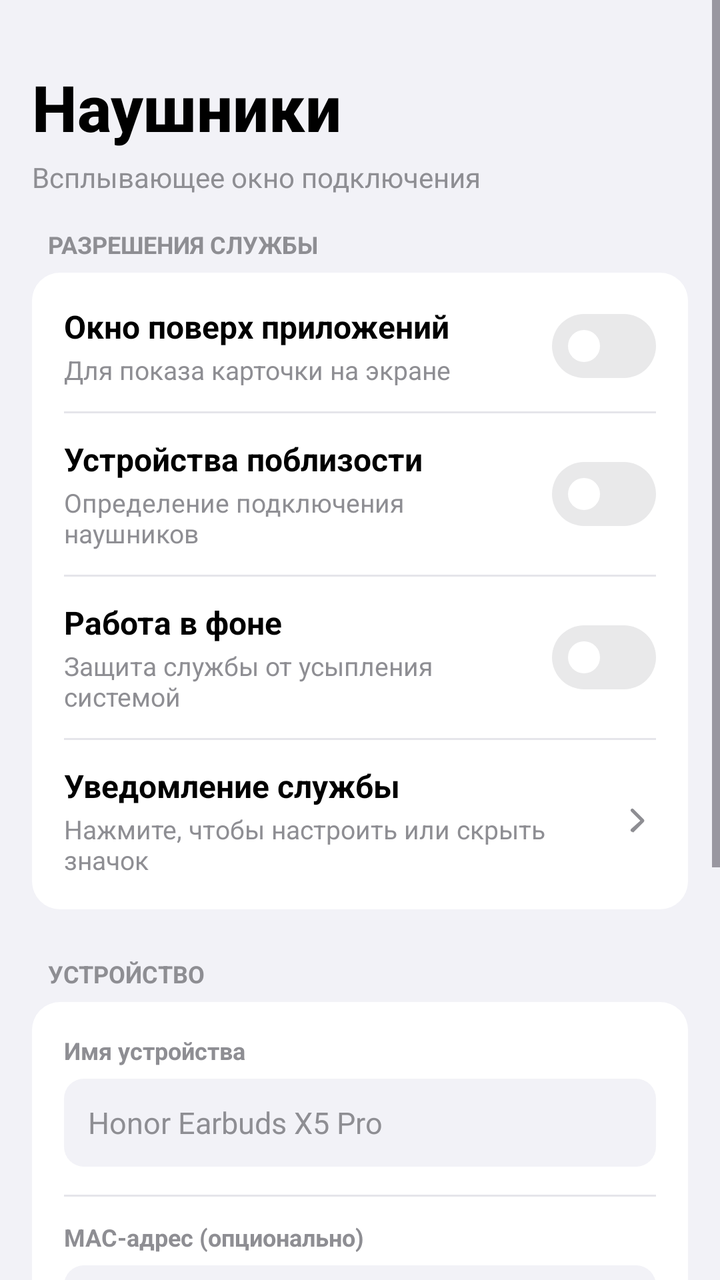
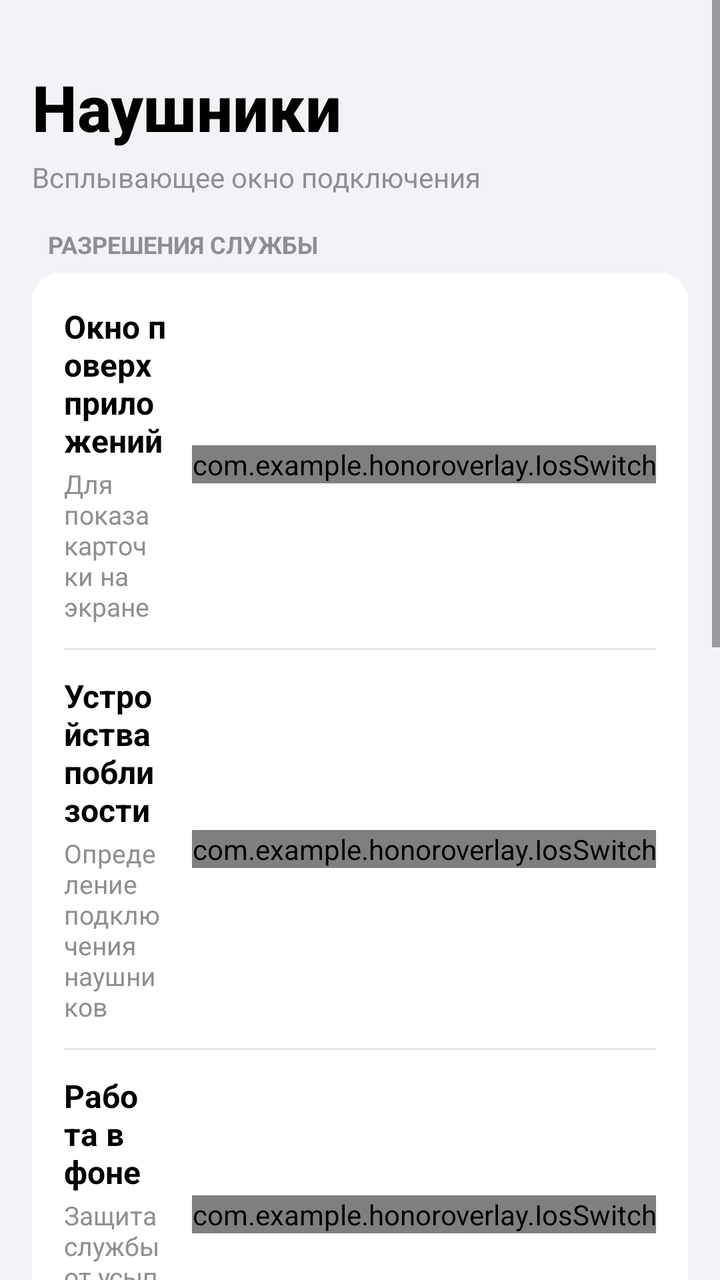

Compare the two renders of this Android layout. The source of the first and the diff that turns it into the second are given below.
<!-- AndroidManifest.xml: application theme Theme.HonorOverlay -->
<!-- res/layout/activity_main.xml -->
<?xml version="1.0" encoding="utf-8"?>
<ScrollView xmlns:android="http://schemas.android.com/apk/res/android"
    xmlns:app="http://schemas.android.com/apk/res-auto"
    android:layout_width="match_parent"
    android:layout_height="match_parent"
    android:background="@color/ios_bg"
    android:fillViewport="true">

    <LinearLayout
        android:layout_width="match_parent"
        android:layout_height="wrap_content"
        android:orientation="vertical"
        android:padding="16dp">

        <LinearLayout
            android:layout_width="match_parent"
            android:layout_height="wrap_content"
            android:layout_marginTop="16dp"
            android:layout_marginBottom="16dp"
            android:orientation="vertical">

            <TextView
                android:layout_width="wrap_content"
                android:layout_height="wrap_content"
                android:text="@string/app_name"
                android:textColor="@color/ios_text_primary"
                android:textSize="32sp"
                android:textStyle="bold"
                android:fontFamily="sans-serif-medium" />

            <TextView
                android:layout_width="wrap_content"
                android:layout_height="wrap_content"
                android:layout_marginTop="4dp"
                android:text="@string/app_subtitle"
                android:textColor="@color/ios_text_secondary"
                android:textSize="14sp" />
        </LinearLayout>

        <TextView
            android:layout_width="wrap_content"
            android:layout_height="wrap_content"
            android:layout_marginStart="8dp"
            android:layout_marginBottom="6dp"
            android:text="@string/section_permissions"
            android:textColor="@color/ios_text_secondary"
            android:textSize="12sp"
            android:textStyle="bold" />

        <LinearLayout
            android:layout_width="match_parent"
            android:layout_height="wrap_content"
            android:background="@drawable/bg_ios_card"
            android:orientation="vertical"
            android:padding="16dp">

            <LinearLayout
                android:id="@+id/rowOverlay"
                android:layout_width="match_parent"
                android:layout_height="wrap_content"
                android:gravity="center_vertical"
                android:orientation="horizontal">

                <LinearLayout
                    android:layout_width="0dp"
                    android:layout_height="wrap_content"
                    android:layout_weight="1"
                    android:layout_marginEnd="12dp"
                    android:orientation="vertical">

                    <TextView
                        android:layout_width="wrap_content"
                        android:layout_height="wrap_content"
                        android:text="@string/perm_overlay_title"
                        android:textColor="@color/ios_text_primary"
                        android:textSize="16sp"
                        android:textStyle="bold" />

                    <TextView
                        android:layout_width="wrap_content"
                        android:layout_height="wrap_content"
                        android:layout_marginTop="2dp"
                        android:text="@string/perm_overlay_desc"
                        android:textColor="@color/ios_text_secondary"
                        android:textSize="13sp" />
                </LinearLayout>

                <com.google.android.material.materialswitch.MaterialSwitch
                    android:id="@+id/switchOverlay"
                    style="@style/Widget.App.IosSwitch"
                    android:layout_width="wrap_content"
                    android:layout_height="wrap_content" />
            </LinearLayout>

            <View
                android:layout_width="match_parent"
                android:layout_height="1dp"
                android:layout_marginTop="12dp"
                android:layout_marginBottom="12dp"
                android:background="@color/ios_divider" />

            <LinearLayout
                android:id="@+id/rowBluetooth"
                android:layout_width="match_parent"
                android:layout_height="wrap_content"
                android:gravity="center_vertical"
                android:orientation="horizontal">

                <LinearLayout
                    android:layout_width="0dp"
                    android:layout_height="wrap_content"
                    android:layout_weight="1"
                    android:layout_marginEnd="12dp"
                    android:orientation="vertical">

                    <TextView
                        android:layout_width="wrap_content"
                        android:layout_height="wrap_content"
                        android:text="@string/perm_bluetooth_title"
                        android:textColor="@color/ios_text_primary"
                        android:textSize="16sp"
                        android:textStyle="bold" />

                    <TextView
                        android:layout_width="wrap_content"
                        android:layout_height="wrap_content"
                        android:layout_marginTop="2dp"
                        android:text="@string/perm_bluetooth_desc"
                        android:textColor="@color/ios_text_secondary"
                        android:textSize="13sp" />
                </LinearLayout>

                <com.google.android.material.materialswitch.MaterialSwitch
                    android:id="@+id/switchBluetooth"
                    style="@style/Widget.App.IosSwitch"
                    android:layout_width="wrap_content"
                    android:layout_height="wrap_content" />
            </LinearLayout>

            <View
                android:layout_width="match_parent"
                android:layout_height="1dp"
                android:layout_marginTop="12dp"
                android:layout_marginBottom="12dp"
                android:background="@color/ios_divider" />

            <LinearLayout
                android:id="@+id/rowBattery"
                android:layout_width="match_parent"
                android:layout_height="wrap_content"
                android:gravity="center_vertical"
                android:orientation="horizontal">

                <LinearLayout
                    android:layout_width="0dp"
                    android:layout_height="wrap_content"
                    android:layout_weight="1"
                    android:layout_marginEnd="12dp"
                    android:orientation="vertical">

                    <TextView
                        android:layout_width="wrap_content"
                        android:layout_height="wrap_content"
                        android:text="@string/perm_battery_title"
                        android:textColor="@color/ios_text_primary"
                        android:textSize="16sp"
                        android:textStyle="bold" />

                    <TextView
                        android:layout_width="wrap_content"
                        android:layout_height="wrap_content"
                        android:layout_marginTop="2dp"
                        android:text="@string/perm_battery_desc"
                        android:textColor="@color/ios_text_secondary"
                        android:textSize="13sp" />
                </LinearLayout>

                <com.google.android.material.materialswitch.MaterialSwitch
                    android:id="@+id/switchBattery"
                    style="@style/Widget.App.IosSwitch"
                    android:layout_width="wrap_content"
                    android:layout_height="wrap_content" />
            </LinearLayout>

            <View
                android:layout_width="match_parent"
                android:layout_height="1dp"
                android:layout_marginTop="12dp"
                android:layout_marginBottom="12dp"
                android:background="@color/ios_divider" />

            <LinearLayout
                android:id="@+id/rowNotifications"
                android:layout_width="match_parent"
                android:layout_height="wrap_content"
                android:gravity="center_vertical"
                android:background="?attr/selectableItemBackground"
                android:orientation="horizontal">

                <LinearLayout
                    android:layout_width="0dp"
                    android:layout_height="wrap_content"
                    android:layout_weight="1"
                    android:layout_marginEnd="12dp"
                    android:orientation="vertical">

                    <TextView
                        android:layout_width="wrap_content"
                        android:layout_height="wrap_content"
                        android:text="@string/perm_notifications_title"
                        android:textColor="@color/ios_text_primary"
                        android:textSize="16sp"
                        android:textStyle="bold" />

                    <TextView
                        android:layout_width="wrap_content"
                        android:layout_height="wrap_content"
                        android:layout_marginTop="2dp"
                        android:text="@string/perm_notifications_desc"
                        android:textColor="@color/ios_text_secondary"
                        android:textSize="13sp" />
                </LinearLayout>

                <ImageView
                    android:layout_width="20dp"
                    android:layout_height="20dp"
                    android:src="@drawable/ic_chevron_right"
                    app:tint="@color/ios_text_secondary" />
            </LinearLayout>

        </LinearLayout>

        <TextView
            android:layout_width="wrap_content"
            android:layout_height="wrap_content"
            android:layout_marginStart="8dp"
            android:layout_marginTop="24dp"
            android:layout_marginBottom="6dp"
            android:text="@string/section_device"
            android:textColor="@color/ios_text_secondary"
            android:textSize="12sp"
            android:textStyle="bold" />

        <LinearLayout
            android:layout_width="match_parent"
            android:layout_height="wrap_content"
            android:background="@drawable/bg_ios_card"
            android:orientation="vertical"
            android:padding="16dp">

            <TextView
                android:layout_width="wrap_content"
                android:layout_height="wrap_content"
                android:text="@string/device_name_label"
                android:textColor="@color/ios_text_secondary"
                android:textSize="12sp"
                android:textStyle="bold" />

            <EditText
                android:id="@+id/etDeviceName"
                android:layout_width="match_parent"
                android:layout_height="44dp"
                android:layout_marginTop="6dp"
                android:background="@drawable/bg_ios_input"
                android:hint="@string/device_name_hint"
                android:imeOptions="actionDone"
                android:inputType="textCapWords"
                android:paddingStart="12dp"
                android:paddingEnd="12dp"
                android:singleLine="true"
                android:textColor="@color/ios_text_primary"
                android:textColorHint="@color/ios_text_secondary"
                android:textSize="15sp" />

            <View
                android:layout_width="match_parent"
                android:layout_height="1dp"
                android:layout_marginTop="14dp"
                android:layout_marginBottom="12dp"
                android:background="@color/ios_divider" />

            <TextView
                android:layout_width="wrap_content"
                android:layout_height="wrap_content"
                android:text="@string/device_mac_label"
                android:textColor="@color/ios_text_secondary"
                android:textSize="12sp"
                android:textStyle="bold" />

            <EditText
                android:id="@+id/etMacAddress"
                android:layout_width="match_parent"
                android:layout_height="44dp"
                android:layout_marginTop="6dp"
                android:background="@drawable/bg_ios_input"
                android:hint="@string/device_mac_hint"
                android:imeOptions="actionDone"
                android:inputType="textCapCharacters"
                android:paddingStart="12dp"
                android:paddingEnd="12dp"
                android:singleLine="true"
                android:textColor="@color/ios_text_primary"
                android:textColorHint="@color/ios_text_secondary"
                android:textSize="15sp" />

        </LinearLayout>

        <TextView
            android:layout_width="wrap_content"
            android:layout_height="wrap_content"
            android:layout_marginStart="8dp"
            android:layout_marginTop="24dp"
            android:layout_marginBottom="6dp"
            android:text="@string/section_animation"
            android:textColor="@color/ios_text_secondary"
            android:textSize="12sp"
            android:textStyle="bold" />

        <LinearLayout
            android:layout_width="match_parent"
            android:layout_height="wrap_content"
            android:background="@drawable/bg_ios_card"
            android:orientation="vertical"
            android:padding="16dp">

            <LinearLayout
                android:layout_width="match_parent"
                android:layout_height="wrap_content"
                android:gravity="center_vertical"
                android:orientation="horizontal">

                <LinearLayout
                    android:layout_width="0dp"
                    android:layout_height="wrap_content"
                    android:layout_weight="1"
                    android:layout_marginEnd="12dp"
                    android:orientation="vertical">

                    <TextView
                        android:layout_width="wrap_content"
                        android:layout_height="wrap_content"
                        android:text="@string/animation_title"
                        android:textColor="@color/ios_text_primary"
                        android:textSize="16sp"
                        android:textStyle="bold" />

                    <TextView
                        android:id="@+id/tvAnimationFileName"
                        android:layout_width="wrap_content"
                        android:layout_height="wrap_content"
                        android:layout_marginTop="2dp"
                        android:ellipsize="middle"
                        android:singleLine="true"
                        android:text="@string/animation_default"
                        android:textColor="@color/ios_text_secondary"
                        android:textSize="13sp" />
                </LinearLayout>

                <Button
                    android:id="@+id/btnChooseAnimation"
                    style="@style/Widget.Material3.Button.TextButton"
                    android:layout_width="wrap_content"
                    android:layout_height="38dp"
                    android:background="@drawable/bg_ios_secondary_button"
                    android:paddingStart="14dp"
                    android:paddingEnd="14dp"
                    android:text="@string/btn_choose_animation"
                    android:textColor="@color/ios_blue"
                    android:textSize="14sp"
                    android:textStyle="bold" />
            </LinearLayout>

            <Button
                android:id="@+id/btnResetAnimation"
                style="@style/Widget.Material3.Button.TextButton"
                android:layout_width="wrap_content"
                android:layout_height="36dp"
                android:layout_marginTop="8dp"
                android:text="@string/btn_reset_animation"
                android:textColor="@color/ios_red"
                android:textSize="13sp"
                android:visibility="gone" />

        </LinearLayout>

        <Button
            android:id="@+id/btnTestOverlay"
            android:layout_width="match_parent"
            android:layout_height="52dp"
            android:layout_marginTop="28dp"
            android:layout_marginBottom="36dp"
            android:background="@drawable/bg_ios_button"
            android:text="@string/btn_test_overlay"
            android:textColor="#FFFFFF"
            android:textSize="16sp"
            android:textStyle="bold"
            app:backgroundTint="@null" />

    </LinearLayout>
</ScrollView>
<!-- resources referenced by this layout -->
<resources>
  <color name="ios_bg">#F2F2F7</color>
  <color name="ios_blue">#007AFF</color>
  <color name="ios_divider">#E5E5EA</color>
  <color name="ios_red">#FF3B30</color>
  <color name="ios_text_primary">#000000</color>
  <color name="ios_text_secondary">#8E8E93</color>
  <!-- drawable bg_ios_button (drawable) -->
  <?xml version="1.0" encoding="utf-8"?>
  <ripple xmlns:android="http://schemas.android.com/apk/res/android"
      android:color="#33007AFF">
      <item>
          <shape android:shape="rectangle">
              <solid android:color="@color/ios_blue" />
              <corners android:radius="14dp" />
          </shape>
      </item>
  </ripple>
  <!-- drawable bg_ios_card (drawable) -->
  <?xml version="1.0" encoding="utf-8"?>
  <shape xmlns:android="http://schemas.android.com/apk/res/android"
      android:shape="rectangle">
      <solid android:color="@color/ios_card_bg" />
      <corners android:radius="14dp" />
  </shape>
  <!-- drawable bg_ios_input (drawable) -->
  <?xml version="1.0" encoding="utf-8"?>
  <shape xmlns:android="http://schemas.android.com/apk/res/android"
      android:shape="rectangle">
      <solid android:color="@color/ios_input_bg" />
      <corners android:radius="10dp" />
  </shape>
  <!-- drawable bg_ios_secondary_button (drawable) -->
  <?xml version="1.0" encoding="utf-8"?>
  <ripple xmlns:android="http://schemas.android.com/apk/res/android"
      android:color="#228E8E93">
      <item>
          <shape android:shape="rectangle">
              <solid android:color="@color/ios_input_bg" />
              <corners android:radius="10dp" />
          </shape>
      </item>
  </ripple>
  <string name="animation_default">Оригинал (Honor Earbuds WebP)</string>
  <string name="animation_title">Файл анимации</string>
  <string name="app_name">Наушники</string>
  <string name="app_subtitle">Всплывающее окно подключения</string>
  <string name="btn_choose_animation">Выбрать</string>
  <string name="btn_reset_animation">Сбросить</string>
  <string name="btn_test_overlay">Проверить анимацию</string>
  <string name="device_mac_hint">AA:BB:CC:DD:EE:FF</string>
  <string name="device_mac_label">MAC-адрес (опционально)</string>
  <string name="device_name_hint">Honor Earbuds X5 Pro</string>
  <string name="device_name_label">Имя устройства</string>
  <string name="perm_battery_desc">Защита службы от усыпления системой</string>
  <string name="perm_battery_title">Работа в фоне</string>
  <string name="perm_bluetooth_desc">Определение подключения наушников</string>
  <string name="perm_bluetooth_title">Устройства поблизости</string>
  <string name="perm_notifications_desc">Нажмите, чтобы настроить или скрыть значок</string>
  <string name="perm_notifications_title">Уведомление службы</string>
  <string name="perm_overlay_desc">Для показа карточки на экране</string>
  <string name="perm_overlay_title">Окно поверх приложений</string>
  <string name="section_animation">АНИМАЦИЯ КАРТОЧКИ</string>
  <string name="section_device">УСТРОЙСТВО</string>
  <string name="section_permissions">РАЗРЕШЕНИЯ СЛУЖБЫ</string>
  <style name="Widget.App.IosSwitch" parent="Widget.Material3.CompoundButton.MaterialSwitch">
          <item name="trackTint">@color/ios_switch_track</item>
          <item name="trackDecorationTint">@android:color/transparent</item>
          <item name="thumbTint">@color/ios_switch_thumb</item>
          <item name="thumbIcon">@null</item>
          <item name="android:minWidth">51dp</item>
          <item name="android:minHeight">31dp</item>
      </style>
  <color name="ios_card_bg">#FFFFFF</color>
  <color name="ios_input_bg">#F2F2F7</color>
  <color name="ios_switch_thumb">#FFFFFF</color>
  <color name="ios_green">#34C759</color>
  <!-- unchanged entries left out for length: 2 -->
</resources>

<!-- the commit's change to res/layout/activity_main.xml (unified diff, before → after) -->
@@ -85,9 +85,8 @@
                         android:textSize="13sp" />
                 </LinearLayout>
 
-                <com.google.android.material.materialswitch.MaterialSwitch
+                <com.example.honoroverlay.IosSwitch
                     android:id="@+id/switchOverlay"
-                    style="@style/Widget.App.IosSwitch"
                     android:layout_width="wrap_content"
                     android:layout_height="wrap_content" />
             </LinearLayout>
@@ -130,9 +129,8 @@
                         android:textSize="13sp" />
                 </LinearLayout>
 
-                <com.google.android.material.materialswitch.MaterialSwitch
+                <com.example.honoroverlay.IosSwitch
                     android:id="@+id/switchBluetooth"
-                    style="@style/Widget.App.IosSwitch"
                     android:layout_width="wrap_content"
                     android:layout_height="wrap_content" />
             </LinearLayout>
@@ -175,9 +173,8 @@
                         android:textSize="13sp" />
                 </LinearLayout>
 
-                <com.google.android.material.materialswitch.MaterialSwitch
+                <com.example.honoroverlay.IosSwitch
                     android:id="@+id/switchBattery"
-                    style="@style/Widget.App.IosSwitch"
                     android:layout_width="wrap_content"
                     android:layout_height="wrap_content" />
             </LinearLayout>
<!-- resource entries referenced after the edit -->
@@ -64,17 +64,8 @@
   <string name="section_animation">АНИМАЦИЯ КАРТОЧКИ</string>
   <string name="section_device">УСТРОЙСТВО</string>
   <string name="section_permissions">РАЗРЕШЕНИЯ СЛУЖБЫ</string>
-  <style name="Widget.App.IosSwitch" parent="Widget.Material3.CompoundButton.MaterialSwitch">
-          <item name="trackTint">@color/ios_switch_track</item>
-          <item name="trackDecorationTint">@android:color/transparent</item>
-          <item name="thumbTint">@color/ios_switch_thumb</item>
-          <item name="thumbIcon">@null</item>
-          <item name="android:minWidth">51dp</item>
-          <item name="android:minHeight">31dp</item>
-      </style>
   <color name="ios_card_bg">#FFFFFF</color>
   <color name="ios_input_bg">#F2F2F7</color>
-  <color name="ios_switch_thumb">#FFFFFF</color>
   <color name="ios_green">#34C759</color>
   <!-- unchanged entries left out for length: 2 -->
 </resources>
